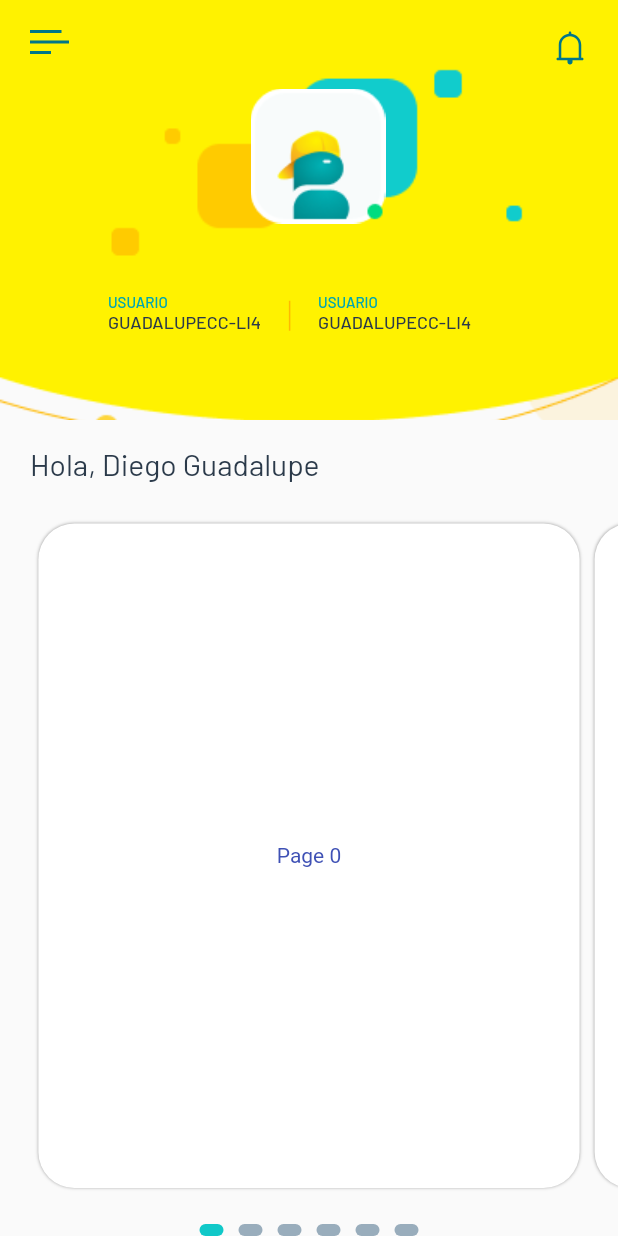
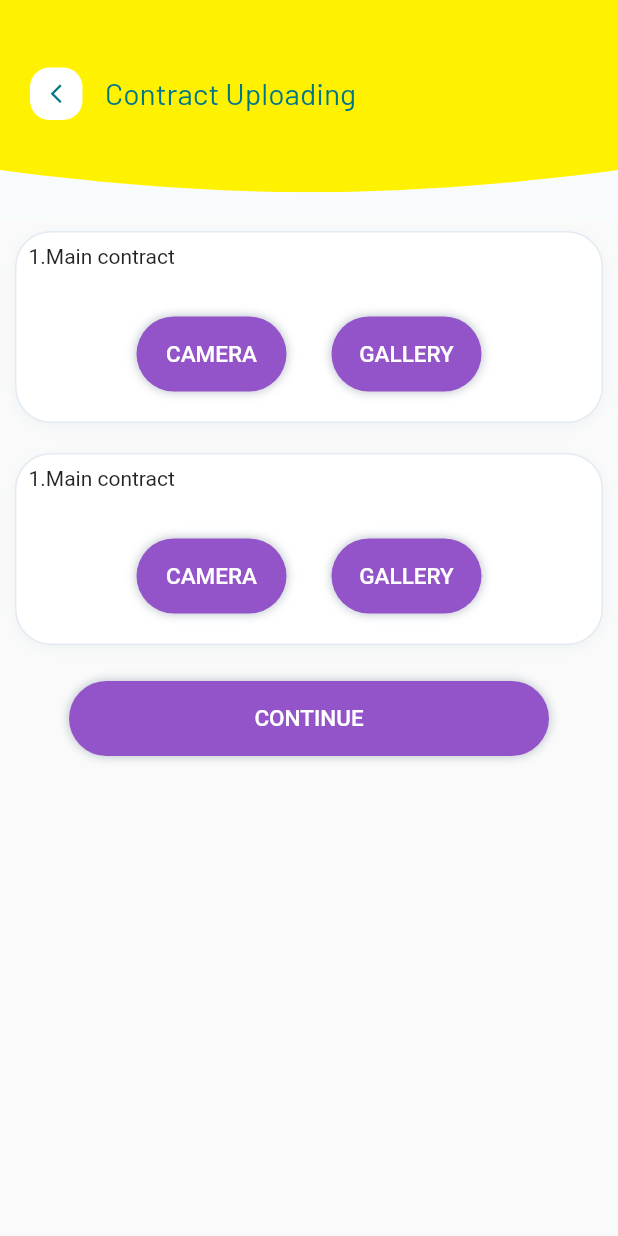
Before and after one commit to nhdduong292/Bitel_develop, a Flutter app: the HomePage screen opened directly, after a tap on an icon or button, on a phone screen of 412 x 824 dp. Run offline on Flutter 3.47's test engine with Material 2 defaults, Android fonts, the phone set to English and light mode, and no system bars; drawn by our look-alikes of smooth_page_indicator; our stand-ins replace camera, dio, dotted_border, dotted_line, dropdown_button2, expandable and 20 more; missing offline and left inert: dart:ffi, flutter_launcher_icons, flutter_pdfview, google_mlkit_text_recognition, jwt_decode, multiselect; accounts and stored records are empty; generated files the repository leaves out were written again; project files that could hold a hidden picture were left out.

Commit message:
luu pdf man contract uploading

```diff
--- /dev/null
+++ b/lib/main/ui/main/drawer/contracting/customer_information/view_item/contract_uploading/contract_uploading_page.dart
@@ -0,0 +1,260 @@
+import 'dart:async';
+import 'dart:io';
+
+import 'package:flutter/material.dart';
+import 'package:flutter_pdfview/flutter_pdfview.dart';
+import 'package:flutter_svg/svg.dart';
+import 'package:get/get.dart';
+import '../../../../../../../../res/app_colors.dart';
+import '../../../../../../../../res/app_images.dart';
+import '../../../../../../../../res/app_styles.dart';
+import '../../../../../../../utils/common_widgets.dart';
+import 'package:flutter_gen/gen_l10n/app_localizations.dart';
+import 'contract_uploading_logic.dart';
+
+class ContractUploadingPage extends GetView<ContractUploadingLogic> {
+  @override
+  Widget build(BuildContext context) {
+    double width = MediaQuery.of(context).size.width;
+    double height = MediaQuery.of(context).size.height;
+    return GetBuilder(
+        init: ContractUploadingLogic(context: context),
+        builder: (controller) {
+          return Scaffold(
+            body: SingleChildScrollView(
+              child: Column(
+                children: [
+                  Stack(
+                    children: [
+                      Container(
+                        decoration: const BoxDecoration(
+                          color: Color(0xFFF8FBFB),
+                        ),
+                        width: width,
+                        height: 147,
+                      ),
+                      SvgPicture.asset(
+                        AppImages.bgAppbar,
+                        width: width,
+                      ),
+                      Positioned(
+                          top: 45,
+                          left: 20,
+                          child: InkWell(
+                            highlightColor: Colors.transparent,
+                            splashColor: Colors.transparent,
+                            onTap: () {
+                              Get.back();
+                            },
+                            child: Container(
+                              width: 35,
+                              height: 35,
+                              decoration: BoxDecoration(
+                                  color: Colors.white,
+                                  borderRadius: BorderRadius.circular(13)),
+                              child: const Center(
+                                child: Icon(
+                                  Icons.arrow_back_ios_new,
+                                  size: 15,
+                                  color: AppColors.colorTitle,
+                                ),
+                              ),
+                            ),
+                          )),
+                      Positioned(
+                        top: 50,
+                        left: 70,
+                        child: Column(
+                          mainAxisAlignment: MainAxisAlignment.center,
+                          crossAxisAlignment: CrossAxisAlignment.start,
+                          children: [
+                            Text('Contract Uploading', style: AppStyles.title),
+                            const SizedBox(height: 5),
+                          ],
+                        ),
+                      ),
+                    ],
+                  ),
+                  const SizedBox(
+                    height: 7,
+                  ),
+                  Container(
+                    margin: const EdgeInsets.only(left: 10, right: 10),
+                    width: MediaQuery.of(context).size.width - 20,
+                    decoration: BoxDecoration(
+                      color: const Color(0xFFFFFFFF),
+                      border: Border.all(
+                        color: const Color(0xFFE3EAF2),
+                        width: 1.0,
+                      ),
+                      boxShadow: [
+                        const BoxShadow(
+                          color: const Color.fromRGBO(185, 212, 220, 0.2),
+                          offset: Offset(0, 2),
+                          blurRadius: 7.0,
+                        ),
+                      ],
+                      borderRadius: BorderRadius.circular(24.0),
+                    ),
+                    child: Column(
+                        crossAxisAlignment: CrossAxisAlignment.start,
+                        children: [
+                          const Padding(
+                            padding: EdgeInsets.all(8.0),
+                            child: Text('1.Main contract'),
+                          ),
+                          Row(
+                            mainAxisAlignment: MainAxisAlignment.center,
+                            children: [
+                              const Expanded(flex: 1, child: SizedBox()),
+                              Expanded(
+                                  flex: 2,
+                                  child: bottomButton(
+                                      text: AppLocalizations.of(context)!
+                                          .textCamera,
+                                      onTap: () {
+                                        controller.getFromGallery(
+                                            context, true);
+                                      })),
+                              Expanded(
+                                  flex: 2,
+                                  child: bottomButton(
+                                      text: AppLocalizations.of(context)!
+                                          .textGallery,
+                                      onTap: () {
+                                        controller.uploadImage(context, true);
+                                      })),
+                              const Expanded(flex: 1, child: SizedBox()),
+                            ],
+                          ),
+                          Visibility(
+                            visible: controller.listFileMainContract.isNotEmpty,
+                            child: Padding(
+                              padding: const EdgeInsets.all(8.0),
+                              child: SizedBox(
+                                height: 120,
+                                child: ListView.builder(
+                                    scrollDirection: Axis.horizontal,
+                                    itemCount:
+                                        controller.listFileMainContract.length,
+                                    itemBuilder: (context, index) {
+                                      return SizedBox(
+                                          width: 100,
+                                          height: 120,
+                                          child: Image.file(
+                                            File(controller
+                                                .listFileMainContract[index]
+                                                .path),
+                                          ));
+                                    }),
+                              ),
+                            ),
+                          ),
+                          const SizedBox(
+                            height: 10,
+                          ),
+                        ]),
+                  ),
+                  const SizedBox(
+                    height: 20,
+                  ),
+                  Container(
+                    margin: const EdgeInsets.only(left: 10, right: 10),
+                    width: MediaQuery.of(context).size.width - 20,
+                    decoration: BoxDecoration(
+                      color: const Color(0xFFFFFFFF),
+                      border: Border.all(
+                        color: const Color(0xFFE3EAF2),
+                        width: 1.0,
+                      ),
+                      boxShadow: [
+                        const BoxShadow(
+                          color: const Color.fromRGBO(185, 212, 220, 0.2),
+                          offset: Offset(0, 2),
+                          blurRadius: 7.0,
+                        ),
+                      ],
+                      borderRadius: BorderRadius.circular(24.0),
+                    ),
+                    child: Column(
+                        crossAxisAlignment: CrossAxisAlignment.start,
+                        children: [
+                          const Padding(
+                            padding: EdgeInsets.all(8.0),
+                            child: Text('1.Main contract'),
+                          ),
+                          Row(
+                            mainAxisAlignment: MainAxisAlignment.center,
+                            children: [
+                              const Expanded(flex: 1, child: SizedBox()),
+                              Expanded(
+                                  flex: 2,
+                                  child: bottomButton(
+                                      text: AppLocalizations.of(context)!
+                                          .textCamera,
+                                      onTap: () {
+                                        controller.getFromGallery(
+                                            context, false);
+                                      })),
+                              Expanded(
+                                  flex: 2,
+                                  child: bottomButton(
+                                      text: AppLocalizations.of(context)!
+                                          .textGallery,
+                                      onTap: () {
+                                        controller.uploadImage(context, false);
+                                      })),
+                              const Expanded(flex: 1, child: SizedBox()),
+                            ],
+                          ),
+                          Visibility(
+                            visible:
+                                controller.listFileLendingContract.isNotEmpty,
+                            child: SizedBox(
+                              height: 120,
+                              child: Padding(
+                                padding: const EdgeInsets.all(8.0),
+                                child: ListView.builder(
+                                    scrollDirection: Axis.horizontal,
+                                    itemCount: controller
+                                        .listFileLendingContract.length,
+                                    itemBuilder: (context, index) {
+                                      return SizedBox(
+                                          width: 100,
+                                          height: 120,
+                                          child: Image.file(
+                                            File(controller
+                                                .listFileLendingContract[index]
+                                                .path),
+                                          ));
+                                    }),
+                              ),
+                            ),
+                          ),
+                          const SizedBox(
+                            height: 10,
+                          ),
+                        ]),
+                  ),
+                  Container(
+                    width: width - 62,
+                    margin: const EdgeInsets.only(left: 31, right: 31),
+                    child: bottomButton(
+                      text: AppLocalizations.of(context)!
+                          .textContinue
+                          .toUpperCase(),
+                      onTap: () {
+                        controller.createPDF(true);
+                        controller.createPDF(false);
+                        controller.savePDF(true);
+                        controller.savePDF(false);
+                      },
+                    ),
+                  )
+                ],
+              ),
+            ),
+          );
+        });
+  }
+}
--- a/lib/main/ui/main/home/home_page.dart
+++ b/lib/main/ui/main/home/home_page.dart
@@ -1,3 +1,4 @@
+import 'package:bitel_ventas/main/ui/main/drawer/contracting/customer_information/view_item/contract_uploading/contract_uploading_page.dart';
 import 'package:bitel_ventas/main/ui/main/home/home_logic.dart';
 import 'package:bitel_ventas/res/app_images.dart';
 import 'package:flutter/material.dart';
@@ -54,8 +55,8 @@ class HomePage extends GetView<HomeLogic> {
             ),
             toolbarHeight: 280,
             leading: InkWell(
-                            highlightColor: Colors.transparent,
-                            splashColor: Colors.transparent,
+              highlightColor: Colors.transparent,
+              splashColor: Colors.transparent,
               child: Stack(
                 children: [
                   Padding(
@@ -74,10 +75,11 @@ class HomePage extends GetView<HomeLogic> {
                   Padding(
                     padding: EdgeInsets.only(right: 20, top: 20),
                     child: InkWell(
-                            highlightColor: Colors.transparent,
-                            splashColor: Colors.transparent,
+                      highlightColor: Colors.transparent,
+                      splashColor: Colors.transparent,
                       onTap: () {
                         // Get.toNamed(RouteConfig.forgotPassword);
+                        Get.to(ContractUploadingPage());
                       },
                       child: SvgPicture.asset(AppImages.icNotification),
                     ),
@@ -91,7 +93,8 @@ class HomePage extends GetView<HomeLogic> {
                 children: [
                   Image.asset(AppImages.icAvatarDefault),
                   SizedBox(height: 10),
-                  Text(InfoBusiness.getInstance()!.getUser().sub, style: AppStyles.b2),
+                  Text(InfoBusiness.getInstance()!.getUser().sub,
+                      style: AppStyles.b2),
                   SizedBox(height: 12),
                   Row(
                     children: [
--- a/pubspec.yaml
+++ b/pubspec.yaml
@@ -72,6 +72,7 @@ dependencies:
   firebase_crashlytics: ^3.0.17
   flutter_typeahead: ^4.3.7
   pull_to_refresh: ^2.0.0
+  pdf: ^3.10.1
 
 dev_dependencies:
   flutter_test:
```
Also changed, not shown: lib/main/ui/main/drawer/contracting/customer_information/view_item/contract_uploading/contract_uploading_logic.dart (added, +103 -0 lines), pubspec.lock.
